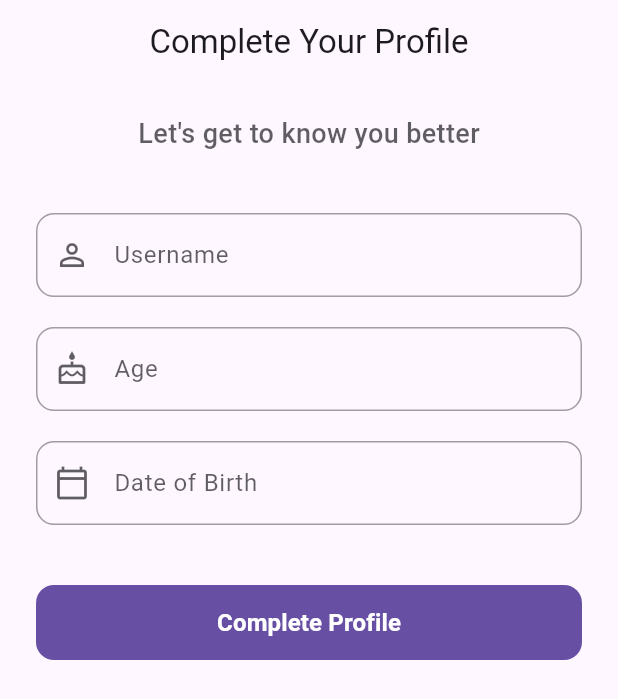
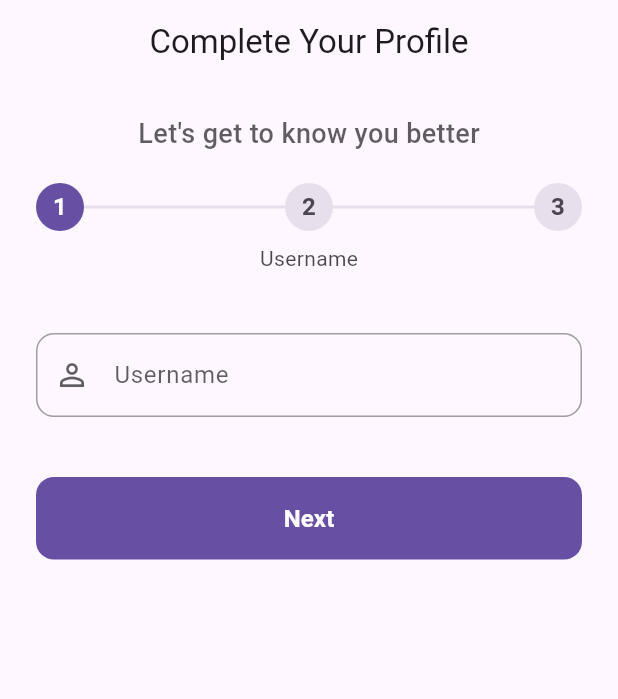
Before and after one commit to Jawadyyy/live, a Flutter app: the ProfileSetupScreen screen opened directly, on a phone screen of 412 x 824 dp. Shown: the top 699 px of the screen. Run offline on Flutter 3.47's test engine with Material 3 defaults, Android fonts, the phone set to English and light mode, and no system bars; our stand-ins replace google_nav_bar, google_sign_in, intl_phone_field, supabase_flutter; accounts and stored records are empty.

Commit message:
Profile Setup

```diff
--- a/lib/screens/main/profile_setup.dart
+++ b/lib/screens/main/profile_setup.dart
@@ -24,6 +24,8 @@ class _ProfileSetupScreenState extends State<ProfileSetupScreen> {
 
   bool _isLoading = false;
   DateTime? _selectedDate;
+  int _currentStep = 1;
+  final int _totalSteps = 3;
 
   Future<void> _selectDate(BuildContext context) async {
     final themeProvider = Provider.of<ThemeProvider>(context, listen: false);
@@ -59,7 +61,6 @@ class _ProfileSetupScreenState extends State<ProfileSetupScreen> {
       setState(() {
         _selectedDate = picked;
         _dobController.text = DateFormat('yyyy-MM-dd').format(picked);
-        // Calculate age automatically
         final age = (DateTime.now().difference(picked).inDays / 365).floor();
         _ageController.text = age.toString();
       });
@@ -115,6 +116,72 @@ class _ProfileSetupScreenState extends State<ProfileSetupScreen> {
     }
   }
 
+  void _nextStep() {
+    if (_currentStep < _totalSteps) {
+      setState(() => _currentStep++);
+    } else {
+      _saveProfile();
+    }
+  }
+
+  void _previousStep() {
+    if (_currentStep > 1) {
+      setState(() => _currentStep--);
+    }
+  }
+
+  Widget _buildStepContent() {
+    switch (_currentStep) {
+      case 1:
+        return _buildTextField(
+          context: context,
+          controller: _usernameController,
+          label: 'Username',
+          hint: 'Enter your username',
+          icon: Icons.person_outline,
+          validator:
+              (value) => value!.isEmpty ? 'Please enter a username' : null,
+        );
+      case 2:
+        return _buildTextField(
+          context: context,
+          controller: _ageController,
+          label: 'Age',
+          hint: 'Enter your age',
+          icon: Icons.cake_outlined,
+          keyboardType: TextInputType.number,
+          inputFormatters: [FilteringTextInputFormatter.digitsOnly],
+          validator: (value) {
+            if (value!.isEmpty) return 'Please enter your age';
+            final age = int.tryParse(value);
+            if (age == null || age < 13) return 'You must be at least 13';
+            if (age > 120) return 'Please enter a valid age';
+            return null;
+          },
+        );
+      case 3:
+        return GestureDetector(
+          onTap: () => _selectDate(context),
+          child: AbsorbPointer(
+            child: _buildTextField(
+              context: context,
+              controller: _dobController,
+              label: 'Date of Birth',
+              hint: 'Select your date of birth',
+              icon: Icons.calendar_today_outlined,
+              validator:
+                  (value) =>
+                      value!.isEmpty
+                          ? 'Please select your date of birth'
+                          : null,
+            ),
+          ),
+        );
+      default:
+        return Container();
+    }
+  }
+
   @override
   Widget build(BuildContext context) {
     final theme = Theme.of(context);
@@ -142,65 +209,48 @@ class _ProfileSetupScreenState extends State<ProfileSetupScreen> {
                 color: colorScheme.onBackground.withOpacity(0.7),
               ),
             ),
+            const SizedBox(height: 20),
+            StepProgressIndicator(
+              currentStep: _currentStep,
+              totalSteps: _totalSteps,
+            ),
             const SizedBox(height: 40),
             Form(
               key: _formKey,
               child: Column(
                 children: [
-                  _buildTextField(
-                    context: context,
-                    controller: _usernameController,
-                    label: 'Username',
-                    hint: 'Enter your username',
-                    icon: Icons.person_outline,
-                    validator:
-                        (value) =>
-                            value!.isEmpty ? 'Please enter a username' : null,
+                  _buildStepContent(),
+                  const SizedBox(height: 40),
+                  Row(
+                    children: [
+                      if (_currentStep > 1)
+                        Expanded(
+                          child: OutlinedButton(
+                            onPressed: _previousStep,
+                            style: OutlinedButton.styleFrom(
+                              padding: const EdgeInsets.symmetric(vertical: 16),
+                              shape: RoundedRectangleBorder(
+                                borderRadius: BorderRadius.circular(12),
                               ),
-                  const SizedBox(height: 20),
-                  _buildTextField(
-                    context: context,
-                    controller: _ageController,
-                    label: 'Age',
-                    hint: 'Enter your age',
-                    icon: Icons.cake_outlined,
-                    keyboardType: TextInputType.number,
-                    inputFormatters: [FilteringTextInputFormatter.digitsOnly],
-                    validator: (value) {
-                      if (value!.isEmpty) return 'Please enter your age';
-                      final age = int.tryParse(value);
-                      if (age == null || age < 13)
-                        return 'You must be at least 13';
-                      if (age > 120) return 'Please enter a valid age';
-                      return null;
-                    },
+                              side: BorderSide(color: colorScheme.primary),
                             ),
-                  const SizedBox(height: 20),
-                  GestureDetector(
-                    onTap: () => _selectDate(context),
-                    child: AbsorbPointer(
-                      child: _buildTextField(
-                        context: context,
-                        controller: _dobController,
-                        label: 'Date of Birth',
-                        hint: 'Select your date of birth',
-                        icon: Icons.calendar_today_outlined,
-                        validator:
-                            (value) =>
-                                value!.isEmpty
-                                    ? 'Please select your date of birth'
-                                    : null,
+                            child: Text(
+                              "Back",
+                              style: TextStyle(
+                                color: colorScheme.primary,
+                                fontSize: 16,
+                                fontWeight: FontWeight.w600,
                               ),
                             ),
                           ),
-                  const SizedBox(height: 40),
-                  SizedBox(
-                    width: double.infinity,
-                    height: 50,
+                        ),
+                      if (_currentStep > 1) const SizedBox(width: 16),
+                      Expanded(
                         child: ElevatedButton(
-                      onPressed: _isLoading ? null : _saveProfile,
+                          onPressed: _isLoading ? null : _nextStep,
                           style: ElevatedButton.styleFrom(
                             backgroundColor: colorScheme.primary,
+                            padding: const EdgeInsets.symmetric(vertical: 16),
                             shape: RoundedRectangleBorder(
                               borderRadius: BorderRadius.circular(12),
                             ),
@@ -217,7 +267,9 @@ class _ProfileSetupScreenState extends State<ProfileSetupScreen> {
                                     ),
                                   )
                                   : Text(
-                                "Complete Profile",
+                                    _currentStep < _totalSteps
+                                        ? "Next"
+                                        : "Complete Profile",
                                     style: TextStyle(
                                       fontSize: 16,
                                       fontWeight: FontWeight.w600,
@@ -225,6 +277,8 @@ class _ProfileSetupScreenState extends State<ProfileSetupScreen> {
                                     ),
                                   ),
                         ),
+                      ),
+                    ],
                   ),
                 ],
               ),
@@ -282,3 +336,82 @@ class _ProfileSetupScreenState extends State<ProfileSetupScreen> {
     );
   }
 }
+
+class StepProgressIndicator extends StatelessWidget {
+  final int currentStep;
+  final int totalSteps;
+
+  const StepProgressIndicator({
+    super.key,
+    required this.currentStep,
+    required this.totalSteps,
+  });
+
+  @override
+  Widget build(BuildContext context) {
+    final colorScheme = Theme.of(context).colorScheme;
+
+    return Column(
+      children: [
+        Row(
+          mainAxisAlignment: MainAxisAlignment.center,
+          children: List.generate(totalSteps * 2 - 1, (index) {
+            final isCircle = index % 2 == 0;
+            final stepIndex = (index ~/ 2) + 1;
+
+            if (isCircle) {
+              final isActive = stepIndex <= currentStep;
+              return CircleAvatar(
+                radius: 16,
+                backgroundColor:
+                    isActive ? colorScheme.primary : colorScheme.surfaceVariant,
+                child: Text(
+                  '$stepIndex',
+                  style: TextStyle(
+                    color:
+                        isActive
+                            ? colorScheme.onPrimary
+                            : colorScheme.onSurfaceVariant,
+                    fontWeight: FontWeight.bold,
+                  ),
+                ),
+              );
+            } else {
+              final isLineActive = stepIndex < currentStep;
+              return Expanded(
+                child: Container(
+                  height: 2,
+                  color:
+                      isLineActive
+                          ? colorScheme.primary
+                          : colorScheme.surfaceVariant,
+                ),
+              );
+            }
+          }),
+        ),
+        const SizedBox(height: 8),
+        Text(
+          _getStepTitle(currentStep),
+          style: TextStyle(
+            fontSize: 14,
+            color: colorScheme.onBackground.withOpacity(0.8),
+          ),
+        ),
+      ],
+    );
+  }
+
+  String _getStepTitle(int step) {
+    switch (step) {
+      case 1:
+        return 'Username';
+      case 2:
+        return 'Age';
+      case 3:
+        return 'Date of Birth';
+      default:
+        return 'Step $step';
+    }
+  }
+}
```
Lines whose indentation alone changed are shown as unchanged.
